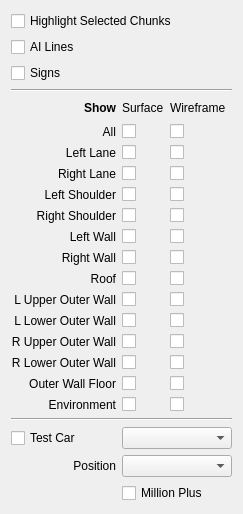
This is TrackEditor/DisplaySettings.ui in Zizin13/Roller as Qt 5 draws it before an edit. The edited form follows.
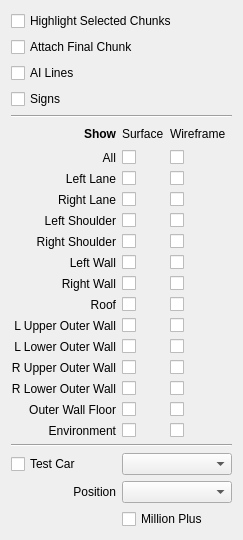
This is the edited form.

Commit message: can toggle attaching final chunk

The edit to the form file:
```diff
--- a/TrackEditor/DisplaySettings.ui
+++ b/TrackEditor/DisplaySettings.ui
@@ -14,86 +14,45 @@
    <string>Form</string>
   </property>
   <layout class="QGridLayout" name="gridLayout">
-   <item row="12" column="2">
-    <widget class="QCheckBox" name="ckRoofWireframe">
-     <property name="text">
-      <string/>
-     </property>
-    </widget>
-   </item>
-   <item row="8" column="2">
-    <widget class="QCheckBox" name="ckLShoulderWireframe">
-     <property name="text">
-      <string/>
-     </property>
-    </widget>
-   </item>
-   <item row="18" column="2">
+   <item row="19" column="2">
     <widget class="QCheckBox" name="ckEnvirFloorWireframe">
      <property name="text">
       <string/>
      </property>
     </widget>
    </item>
-   <item row="16" column="0">
-    <widget class="QLabel" name="lblRLOWall">
+   <item row="13" column="1">
+    <widget class="QCheckBox" name="ckRoofSurface">
      <property name="text">
-      <string>R Lower Outer Wall</string>
-     </property>
-     <property name="alignment">
-      <set>Qt::AlignRight|Qt::AlignTrailing|Qt::AlignVCenter</set>
+      <string/>
      </property>
     </widget>
    </item>
-   <item row="17" column="2">
+   <item row="18" column="2">
     <widget class="QCheckBox" name="ckOWallFloorWireframe">
      <property name="text">
       <string/>
      </property>
     </widget>
    </item>
-   <item row="0" column="0" colspan="3">
-    <widget class="QCheckBox" name="ckHighlightSelection">
-     <property name="text">
-      <string>Highlight Selected Chunks</string>
-     </property>
-    </widget>
-   </item>
-   <item row="4" column="1">
-    <widget class="QLabel" name="label">
-     <property name="text">
-      <string>Surface</string>
-     </property>
-    </widget>
-   </item>
-   <item row="21" column="1" colspan="3">
-    <widget class="QComboBox" name="cbTestCarPos"/>
-   </item>
-   <item row="3" column="0" colspan="4">
-    <widget class="Line" name="line">
-     <property name="orientation">
-      <enum>Qt::Horizontal</enum>
-     </property>
-    </widget>
-   </item>
-   <item row="10" column="0">
-    <widget class="QLabel" name="lblLWall">
-     <property name="text">
-      <string>Left Wall</string>
-     </property>
-     <property name="alignment">
-      <set>Qt::AlignRight|Qt::AlignTrailing|Qt::AlignVCenter</set>
-     </property>
-    </widget>
-   </item>
-   <item row="7" column="2">
-    <widget class="QCheckBox" name="ckRLaneWireframe">
+   <item row="12" column="1">
+    <widget class="QCheckBox" name="ckRWallSurface">
      <property name="text">
       <string/>
      </property>
     </widget>
    </item>
    <item row="7" column="0">
+    <widget class="QLabel" name="lblLLane">
+     <property name="text">
+      <string>Left Lane</string>
+     </property>
+     <property name="alignment">
+      <set>Qt::AlignRight|Qt::AlignTrailing|Qt::AlignVCenter</set>
+     </property>
+    </widget>
+   </item>
+   <item row="8" column="0">
     <widget class="QLabel" name="lblRLane">
      <property name="text">
       <string>Right Lane</string>
@@ -103,42 +62,126 @@
      </property>
     </widget>
    </item>
-   <item row="5" column="2">
-    <widget class="QCheckBox" name="ckAllWireframe">
-     <property name="text">
-      <string/>
-     </property>
-    </widget>
-   </item>
-   <item row="16" column="1">
-    <widget class="QCheckBox" name="ckRLOWallSurface">
-     <property name="text">
-      <string/>
-     </property>
-    </widget>
+   <item row="21" column="1" colspan="3">
+    <widget class="QComboBox" name="cbTestCarType"/>
    </item>
    <item row="6" column="2">
+    <widget class="QCheckBox" name="ckAllWireframe">
+     <property name="text">
+      <string/>
+     </property>
+    </widget>
+   </item>
+   <item row="18" column="0">
+    <widget class="QLabel" name="lblOWallFloor">
+     <property name="text">
+      <string>Outer Wall Floor</string>
+     </property>
+     <property name="alignment">
+      <set>Qt::AlignRight|Qt::AlignTrailing|Qt::AlignVCenter</set>
+     </property>
+    </widget>
+   </item>
+   <item row="5" column="3">
+    <spacer name="horizontalSpacer">
+     <property name="orientation">
+      <enum>Qt::Horizontal</enum>
+     </property>
+     <property name="sizeHint" stdset="0">
+      <size>
+       <width>40</width>
+       <height>20</height>
+      </size>
+     </property>
+    </spacer>
+   </item>
+   <item row="10" column="2">
+    <widget class="QCheckBox" name="ckRShoulderWireframe">
+     <property name="text">
+      <string/>
+     </property>
+    </widget>
+   </item>
+   <item row="16" column="0">
+    <widget class="QLabel" name="lblRUOWall">
+     <property name="text">
+      <string>R Upper Outer Wall</string>
+     </property>
+     <property name="alignment">
+      <set>Qt::AlignRight|Qt::AlignTrailing|Qt::AlignVCenter</set>
+     </property>
+    </widget>
+   </item>
+   <item row="15" column="0">
+    <widget class="QLabel" name="lblLLOWall">
+     <property name="text">
+      <string>L Lower Outer Wall</string>
+     </property>
+     <property name="alignment">
+      <set>Qt::AlignRight|Qt::AlignTrailing|Qt::AlignVCenter</set>
+     </property>
+    </widget>
+   </item>
+   <item row="4" column="0" colspan="4">
+    <widget class="Line" name="line">
+     <property name="orientation">
+      <enum>Qt::Horizontal</enum>
+     </property>
+    </widget>
+   </item>
+   <item row="10" column="1">
+    <widget class="QCheckBox" name="ckRShoulderSurface">
+     <property name="text">
+      <string/>
+     </property>
+    </widget>
+   </item>
+   <item row="15" column="2">
+    <widget class="QCheckBox" name="ckLLOWallWireframe">
+     <property name="text">
+      <string/>
+     </property>
+    </widget>
+   </item>
+   <item row="23" column="1" colspan="2">
+    <widget class="QCheckBox" name="ckMillionPlus">
+     <property name="text">
+      <string>Million Plus</string>
+     </property>
+    </widget>
+   </item>
+   <item row="17" column="0">
+    <widget class="QLabel" name="lblRLOWall">
+     <property name="text">
+      <string>R Lower Outer Wall</string>
+     </property>
+     <property name="alignment">
+      <set>Qt::AlignRight|Qt::AlignTrailing|Qt::AlignVCenter</set>
+     </property>
+    </widget>
+   </item>
+   <item row="8" column="2">
+    <widget class="QCheckBox" name="ckRLaneWireframe">
+     <property name="text">
+      <string/>
+     </property>
+    </widget>
+   </item>
+   <item row="7" column="2">
     <widget class="QCheckBox" name="ckLLaneWireframe">
      <property name="text">
       <string/>
      </property>
     </widget>
    </item>
-   <item row="1" column="0">
-    <widget class="QCheckBox" name="ckAILines">
+   <item row="3" column="0">
+    <widget class="QCheckBox" name="ckSigns">
      <property name="text">
-      <string>AI Lines</string>
+      <string>Signs</string>
      </property>
     </widget>
    </item>
-   <item row="15" column="1">
-    <widget class="QCheckBox" name="ckRUOWallSurface">
-     <property name="text">
-      <string/>
-     </property>
-    </widget>
-   </item>
-   <item row="4" column="0">
+   <item row="5" column="0">
     <widget class="QLabel" name="label_16">
      <property name="font">
       <font>
@@ -154,31 +197,75 @@
      </property>
     </widget>
    </item>
-   <item row="13" column="0">
-    <widget class="QLabel" name="lblLUOWall">
+   <item row="19" column="0">
+    <widget class="QLabel" name="lblEnvirFloor">
      <property name="text">
-      <string>L Upper Outer Wall</string>
+      <string>Environment</string>
      </property>
      <property name="alignment">
       <set>Qt::AlignRight|Qt::AlignTrailing|Qt::AlignVCenter</set>
      </property>
     </widget>
    </item>
+   <item row="24" column="2">
+    <spacer name="verticalSpacer">
+     <property name="orientation">
+      <enum>Qt::Vertical</enum>
+     </property>
+     <property name="sizeHint" stdset="0">
+      <size>
+       <width>20</width>
+       <height>40</height>
+      </size>
+     </property>
+    </spacer>
+   </item>
    <item row="8" column="1">
-    <widget class="QCheckBox" name="ckLShoulderSurface">
+    <widget class="QCheckBox" name="ckRLaneSurface">
      <property name="text">
       <string/>
      </property>
     </widget>
    </item>
-   <item row="10" column="2">
-    <widget class="QCheckBox" name="ckLWallWireframe">
+   <item row="18" column="1">
+    <widget class="QCheckBox" name="ckOWallFloorSurface">
      <property name="text">
       <string/>
      </property>
     </widget>
    </item>
-   <item row="9" column="0">
+   <item row="17" column="2">
+    <widget class="QCheckBox" name="ckRLOWallWireframe">
+     <property name="text">
+      <string/>
+     </property>
+    </widget>
+   </item>
+   <item row="14" column="2">
+    <widget class="QCheckBox" name="ckLUOWallWireframe">
+     <property name="text">
+      <string/>
+     </property>
+    </widget>
+   </item>
+   <item row="5" column="1">
+    <widget class="QLabel" name="label">
+     <property name="text">
+      <string>Surface</string>
+     </property>
+    </widget>
+   </item>
+   <item row="11" column="0">
+    <widget class="QLabel" name="lblLWall">
+     <property name="text">
+      <string>Left Wall</string>
+     </property>
+     <property name="alignment">
+      <set>Qt::AlignRight|Qt::AlignTrailing|Qt::AlignVCenter</set>
+     </property>
+    </widget>
+   </item>
+   <item row="10" column="0">
     <widget class="QLabel" name="lblRShoulder">
      <property name="text">
       <string>Right Shoulder</string>
@@ -188,51 +275,79 @@
      </property>
     </widget>
    </item>
-   <item row="17" column="0">
-    <widget class="QLabel" name="lblOWallFloor">
-     <property name="text">
-      <string>Outer Wall Floor</string>
-     </property>
-     <property name="alignment">
-      <set>Qt::AlignRight|Qt::AlignTrailing|Qt::AlignVCenter</set>
-     </property>
-    </widget>
-   </item>
-   <item row="20" column="0">
+   <item row="21" column="0">
     <widget class="QCheckBox" name="ckTestCar">
      <property name="text">
       <string>Test Car</string>
      </property>
     </widget>
    </item>
-   <item row="14" column="1">
-    <widget class="QCheckBox" name="ckLLOWallSurface">
-     <property name="text">
-      <string/>
-     </property>
-    </widget>
+   <item row="22" column="1" colspan="3">
+    <widget class="QComboBox" name="cbTestCarPos"/>
    </item>
-   <item row="15" column="0">
-    <widget class="QLabel" name="lblRUOWall">
+   <item row="13" column="0">
+    <widget class="QLabel" name="lblRoof">
      <property name="text">
-      <string>R Upper Outer Wall</string>
+      <string>Roof</string>
      </property>
      <property name="alignment">
       <set>Qt::AlignRight|Qt::AlignTrailing|Qt::AlignVCenter</set>
      </property>
     </widget>
    </item>
+   <item row="13" column="2">
+    <widget class="QCheckBox" name="ckRoofWireframe">
+     <property name="text">
+      <string/>
+     </property>
+    </widget>
+   </item>
    <item row="6" column="0">
-    <widget class="QLabel" name="lblLLane">
+    <widget class="QLabel" name="lblAll">
      <property name="text">
-      <string>Left Lane</string>
+      <string>All</string>
      </property>
      <property name="alignment">
       <set>Qt::AlignRight|Qt::AlignTrailing|Qt::AlignVCenter</set>
      </property>
     </widget>
    </item>
-   <item row="21" column="0">
+   <item row="0" column="0" colspan="3">
+    <widget class="QCheckBox" name="ckHighlightSelection">
+     <property name="text">
+      <string>Highlight Selected Chunks</string>
+     </property>
+    </widget>
+   </item>
+   <item row="14" column="1">
+    <widget class="QCheckBox" name="ckLUOWallSurface">
+     <property name="text">
+      <string/>
+     </property>
+    </widget>
+   </item>
+   <item row="5" column="2">
+    <widget class="QLabel" name="label_2">
+     <property name="text">
+      <string>Wireframe</string>
+     </property>
+    </widget>
+   </item>
+   <item row="9" column="1">
+    <widget class="QCheckBox" name="ckLShoulderSurface">
+     <property name="text">
+      <string/>
+     </property>
+    </widget>
+   </item>
+   <item row="16" column="2">
+    <widget class="QCheckBox" name="ckRUOWallWireframe">
+     <property name="text">
+      <string/>
+     </property>
+    </widget>
+   </item>
+   <item row="22" column="0">
     <widget class="QLabel" name="label_3">
      <property name="text">
       <string>Position</string>
@@ -242,123 +357,21 @@
      </property>
     </widget>
    </item>
-   <item row="16" column="2">
-    <widget class="QCheckBox" name="ckRLOWallWireframe">
-     <property name="text">
-      <string/>
-     </property>
-    </widget>
-   </item>
-   <item row="14" column="0">
-    <widget class="QLabel" name="lblLLOWall">
-     <property name="text">
-      <string>L Lower Outer Wall</string>
-     </property>
-     <property name="alignment">
-      <set>Qt::AlignRight|Qt::AlignTrailing|Qt::AlignVCenter</set>
-     </property>
-    </widget>
-   </item>
-   <item row="5" column="1">
+   <item row="6" column="1">
     <widget class="QCheckBox" name="ckAllSurface">
      <property name="text">
       <string/>
      </property>
     </widget>
    </item>
-   <item row="14" column="2">
-    <widget class="QCheckBox" name="ckLLOWallWireframe">
-     <property name="text">
-      <string/>
-     </property>
-    </widget>
-   </item>
-   <item row="11" column="2">
-    <widget class="QCheckBox" name="ckRWallWireframe">
-     <property name="text">
-      <string/>
-     </property>
-    </widget>
-   </item>
-   <item row="18" column="1">
+   <item row="19" column="1">
     <widget class="QCheckBox" name="ckEnvirFloorSurface">
      <property name="text">
       <string/>
      </property>
     </widget>
    </item>
-   <item row="4" column="2">
-    <widget class="QLabel" name="label_2">
-     <property name="text">
-      <string>Wireframe</string>
-     </property>
-    </widget>
-   </item>
-   <item row="6" column="1">
-    <widget class="QCheckBox" name="ckLLaneSurface">
-     <property name="text">
-      <string/>
-     </property>
-    </widget>
-   </item>
-   <item row="13" column="2">
-    <widget class="QCheckBox" name="ckLUOWallWireframe">
-     <property name="text">
-      <string/>
-     </property>
-    </widget>
-   </item>
-   <item row="23" column="2">
-    <spacer name="verticalSpacer">
-     <property name="orientation">
-      <enum>Qt::Vertical</enum>
-     </property>
-     <property name="sizeHint" stdset="0">
-      <size>
-       <width>20</width>
-       <height>40</height>
-      </size>
-     </property>
-    </spacer>
-   </item>
-   <item row="4" column="3">
-    <spacer name="horizontalSpacer">
-     <property name="orientation">
-      <enum>Qt::Horizontal</enum>
-     </property>
-     <property name="sizeHint" stdset="0">
-      <size>
-       <width>40</width>
-       <height>20</height>
-      </size>
-     </property>
-    </spacer>
-   </item>
-   <item row="12" column="1">
-    <widget class="QCheckBox" name="ckRoofSurface">
-     <property name="text">
-      <string/>
-     </property>
-    </widget>
-   </item>
-   <item row="15" column="2">
-    <widget class="QCheckBox" name="ckRUOWallWireframe">
-     <property name="text">
-      <string/>
-     </property>
-    </widget>
-   </item>
-   <item row="20" column="1" colspan="3">
-    <widget class="QComboBox" name="cbTestCarType"/>
-   </item>
-   <item row="9" column="2">
-    <widget class="QCheckBox" name="ckRShoulderWireframe">
-     <property name="text">
-      <string/>
-     </property>
-    </widget>
-   </item>
-   <item row="19" column="0" colspan="4">
+   <item row="20" column="0" colspan="4">
     <widget class="Line" name="line_2">
      <property name="orientation">
       <enum>Qt::Horizontal</enum>
@@ -366,74 +379,20 @@
     </widget>
    </item>
    <item row="7" column="1">
-    <widget class="QCheckBox" name="ckRLaneSurface">
+    <widget class="QCheckBox" name="ckLLaneSurface">
      <property name="text">
       <string/>
      </property>
     </widget>
    </item>
-   <item row="5" column="0">
-    <widget class="QLabel" name="lblAll">
+   <item row="9" column="2">
+    <widget class="QCheckBox" name="ckLShoulderWireframe">
      <property name="text">
-      <string>All</string>
-     </property>
-     <property name="alignment">
-      <set>Qt::AlignRight|Qt::AlignTrailing|Qt::AlignVCenter</set>
-     </property>
-    </widget>
-   </item>
-   <item row="13" column="1">
-    <widget class="QCheckBox" name="ckLUOWallSurface">
-     <property name="text">
       <string/>
      </property>
     </widget>
    </item>
-   <item row="22" column="1" colspan="2">
-    <widget class="QCheckBox" name="ckMillionPlus">
-     <property name="text">
-      <string>Million Plus</string>
-     </property>
-    </widget>
-   </item>
-   <item row="18" column="0">
-    <widget class="QLabel" name="lblEnvirFloor">
-     <property name="text">
-      <string>Environment</string>
-     </property>
-     <property name="alignment">
-      <set>Qt::AlignRight|Qt::AlignTrailing|Qt::AlignVCenter</set>
-     </property>
-    </widget>
-   </item>
-   <item row="11" column="1">
-    <widget class="QCheckBox" name="ckRWallSurface">
-     <property name="text">
-      <string/>
-     </property>
-    </widget>
-   </item>
-   <item row="8" column="0">
-    <widget class="QLabel" name="lblLShoulder">
-     <property name="text">
-      <string>Left Shoulder</string>
-     </property>
-     <property name="alignment">
-      <set>Qt::AlignRight|Qt::AlignTrailing|Qt::AlignVCenter</set>
-     </property>
-    </widget>
-   </item>
    <item row="12" column="0">
-    <widget class="QLabel" name="lblRoof">
-     <property name="text">
-      <string>Roof</string>
-     </property>
-     <property name="alignment">
-      <set>Qt::AlignRight|Qt::AlignTrailing|Qt::AlignVCenter</set>
-     </property>
-    </widget>
-   </item>
-   <item row="11" column="0">
     <widget class="QLabel" name="lblRWall">
      <property name="text">
       <string>Right Wall</string>
@@ -444,30 +403,78 @@
     </widget>
    </item>
    <item row="17" column="1">
-    <widget class="QCheckBox" name="ckOWallFloorSurface">
-     <property name="text">
-      <string/>
-     </property>
-    </widget>
-   </item>
-   <item row="10" column="1">
-    <widget class="QCheckBox" name="ckLWallSurface">
-     <property name="text">
-      <string/>
-     </property>
-    </widget>
-   </item>
-   <item row="9" column="1">
-    <widget class="QCheckBox" name="ckRShoulderSurface">
+    <widget class="QCheckBox" name="ckRLOWallSurface">
      <property name="text">
       <string/>
      </property>
     </widget>
    </item>
    <item row="2" column="0">
-    <widget class="QCheckBox" name="ckSigns">
+    <widget class="QCheckBox" name="ckAILines">
      <property name="text">
-      <string>Signs</string>
+      <string>AI Lines</string>
+     </property>
+    </widget>
+   </item>
+   <item row="9" column="0">
+    <widget class="QLabel" name="lblLShoulder">
+     <property name="text">
+      <string>Left Shoulder</string>
+     </property>
+     <property name="alignment">
+      <set>Qt::AlignRight|Qt::AlignTrailing|Qt::AlignVCenter</set>
+     </property>
+    </widget>
+   </item>
+   <item row="15" column="1">
+    <widget class="QCheckBox" name="ckLLOWallSurface">
+     <property name="text">
+      <string/>
+     </property>
+    </widget>
+   </item>
+   <item row="14" column="0">
+    <widget class="QLabel" name="lblLUOWall">
+     <property name="text">
+      <string>L Upper Outer Wall</string>
+     </property>
+     <property name="alignment">
+      <set>Qt::AlignRight|Qt::AlignTrailing|Qt::AlignVCenter</set>
+     </property>
+    </widget>
+   </item>
+   <item row="16" column="1">
+    <widget class="QCheckBox" name="ckRUOWallSurface">
+     <property name="text">
+      <string/>
+     </property>
+    </widget>
+   </item>
+   <item row="11" column="2">
+    <widget class="QCheckBox" name="ckLWallWireframe">
+     <property name="text">
+      <string/>
+     </property>
+    </widget>
+   </item>
+   <item row="12" column="2">
+    <widget class="QCheckBox" name="ckRWallWireframe">
+     <property name="text">
+      <string/>
+     </property>
+    </widget>
+   </item>
+   <item row="11" column="1">
+    <widget class="QCheckBox" name="ckLWallSurface">
+     <property name="text">
+      <string/>
+     </property>
+    </widget>
+   </item>
+   <item row="1" column="0" colspan="3">
+    <widget class="QCheckBox" name="ckAttachLast">
+     <property name="text">
+      <string>Attach Final Chunk</string>
      </property>
     </widget>
    </item>
```
The commit also changes 7 other files.
